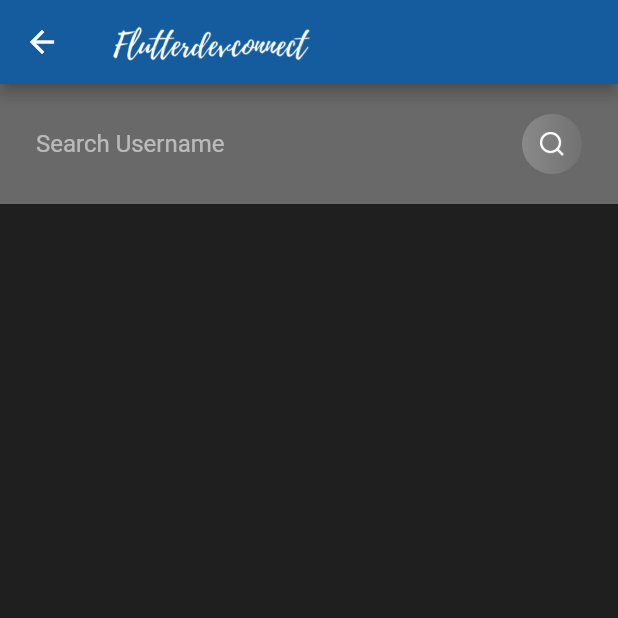
After one commit to Debanshu777/chat_app_flutter, a Flutter app: the SearchScreen screen opened directly, on a phone screen of 412 x 824 dp, the top half of it. The commit adds this screen. Run offline on Flutter 3.47's test engine with Material 2 defaults, Android fonts, the phone set to English and light mode, and no system bars; our stand-ins replace cloud_firestore, firebase_auth, firebase_core; accounts and stored records are empty.

Commit message:
User account setup and search implemented

```diff
--- a/lib/main.dart
+++ b/lib/main.dart
@@ -1,5 +1,4 @@
-import 'package:chat_app_flutter/views/signIn.dart';
-import 'package:chat_app_flutter/views/signUp.dart';
+import 'package:chat_app_flutter/helper/autenticate.dart';
 import 'package:firebase_core/firebase_core.dart';
 import 'package:flutter/material.dart';
 
@@ -22,7 +21,7 @@ class MyApp extends StatelessWidget {
         primarySwatch: Colors.blue,
         visualDensity: VisualDensity.adaptivePlatformDensity,
       ),
-      home: SignUp(),
+      home: Authenticate(),
     );
   }
 }
--- /dev/null
+++ b/lib/views/search.dart
@@ -0,0 +1,149 @@
+import 'package:chat_app_flutter/services/database.dart';
+import 'package:chat_app_flutter/widgets/widget.dart';
+import 'package:cloud_firestore/cloud_firestore.dart';
+import 'package:flutter/cupertino.dart';
+import 'package:flutter/material.dart';
+
+class SearchScreen extends StatefulWidget {
+  @override
+  _SearchScreenState createState() => _SearchScreenState();
+}
+
+class _SearchScreenState extends State<SearchScreen> {
+  DatabaseMethods databaseMethods = new DatabaseMethods();
+  TextEditingController searchTextEditingController =
+      new TextEditingController();
+  QuerySnapshot searchSnapshort;
+  initiateSearch() {
+    databaseMethods
+        .getUserByUsername(searchTextEditingController.text)
+        .then((val) {
+      setState(() {
+        searchSnapshort = val;
+      });
+    });
+  }
+
+  Widget searchList() {
+    return searchSnapshort != null
+        ? ListView.builder(
+            itemCount: searchSnapshort.documents.length,
+            shrinkWrap: true,
+            itemBuilder: (context, index) {
+              return SearchTile(
+                userName: searchSnapshort.documents[index].data()["name"],
+                userEmail: searchSnapshort.documents[index].data()["email"],
+              );
+            })
+        : Container();
+  }
+
+  // create  a chatRoom ,send user to conversation screen
+  // createChatroomAndStartCoversation(String userName) {
+  //   List<String> users=[userName,myName];
+  //   databaseMethods.createChatRoom(charRoomId, chatroomMap)
+  // }
+
+  @override
+  void initState() {
+    // TODO: implement initState
+    super.initState();
+  }
+
+  @override
+  Widget build(BuildContext context) {
+    return Scaffold(
+      appBar: appBarMain(context),
+      body: Container(
+        child: Column(
+          children: [
+            Container(
+              color: Color(0x54FFFFFF),
+              padding: EdgeInsets.symmetric(vertical: 16, horizontal: 24),
+              child: Row(
+                children: [
+                  Expanded(
+                    child: TextField(
+                      controller: searchTextEditingController,
+                      style: TextStyle(
+                        color: Colors.white54,
+                      ),
+                      decoration: InputDecoration(
+                        border: InputBorder.none,
+                        hintText: "Search Username",
+                        hintStyle: TextStyle(
+                          color: Colors.white54,
+                        ),
+                      ),
+                    ),
+                  ),
+                  GestureDetector(
+                    onTap: () {
+                      initiateSearch();
+                    },
+                    child: Container(
+                      height: 40,
+                      width: 40,
+                      decoration: BoxDecoration(
+                        gradient: LinearGradient(colors: [
+                          const Color(0x36FFFFFF),
+                          const Color(0x0FFFFFFF)
+                        ]),
+                        borderRadius: BorderRadius.circular(30),
+                      ),
+                      padding: EdgeInsets.all(12),
+                      child: Image.asset("assets/images/search_white.png"),
+                    ),
+                  ),
+                ],
+              ),
+            ),
+            searchList(),
+          ],
+        ),
+      ),
+    );
+  }
+}
+
+class SearchTile extends StatelessWidget {
+  final String userName;
+  final String userEmail;
+  SearchTile({this.userName, this.userEmail});
+  @override
+  Widget build(BuildContext context) {
+    return Container(
+      padding: EdgeInsets.symmetric(vertical: 16, horizontal: 24),
+      child: Row(
+        children: [
+          Column(
+            crossAxisAlignment: CrossAxisAlignment.start,
+            children: [
+              Text(
+                userName,
+                style: mediumTextStyle(),
+              ),
+              Text(
+                userEmail,
+                style: mediumTextStyle(),
+              )
+            ],
+          ),
+          Spacer(),
+          GestureDetector(
+            onTap: () {},
+            child: Container(
+              decoration: BoxDecoration(
+                  color: Colors.blue, borderRadius: BorderRadius.circular(30)),
+              padding: EdgeInsets.symmetric(horizontal: 16, vertical: 16),
+              child: Text(
+                "Message",
+                style: simpleTextStyle(),
+              ),
+            ),
+          )
+        ],
+      ),
+    );
+  }
+}
```
Also changed, not shown: lib/helper/autenticate.dart (added, +26 -0 lines), lib/services/auth.dart (+4 -4 lines), lib/services/database.dart (added, +26 -0 lines), lib/views/chatRooms.dart (+32 -1 lines), lib/views/signIn.dart (+16 -6 lines), lib/views/signUp.dart (+26 -10 lines).
